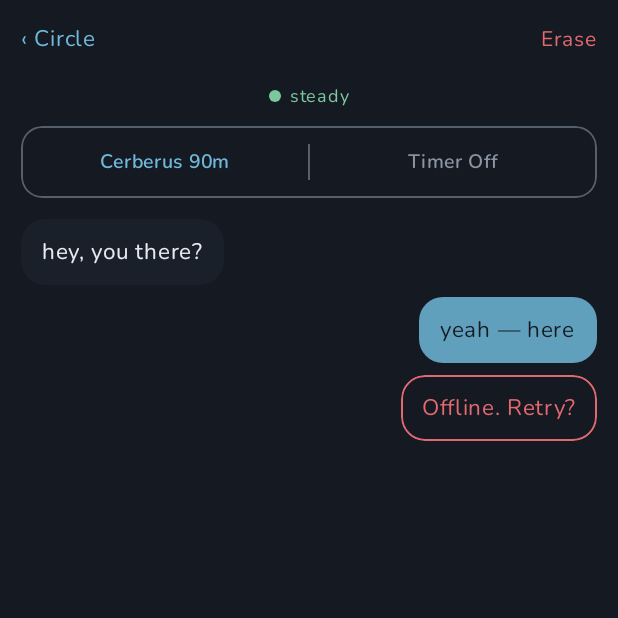
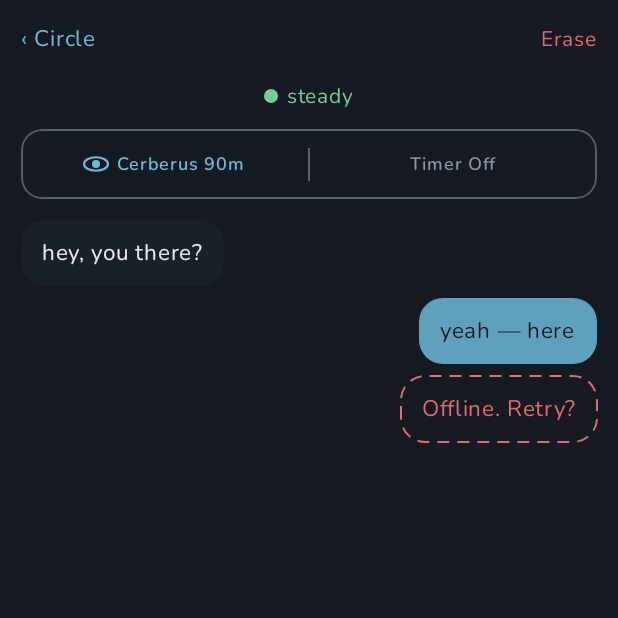
Before and after one commit to heyayus449-hash/cm-chatapk, an Android app built with Jetpack Compose: the composable ChatScreen called with empty values, on a phone screen of 412 x 824 dp, the top half of it. Run offline under Robolectric (Android 15) with nearby library versions, the phone set to English and light mode, and no system bars.

Commit message:
Refine ChatScreen: Cerberus eye icon, dashed offline bubble
Add a Canvas-drawn Cerberus eye next to the Cerberus label, switch
the offline-retry bubble to a dashed red border via drawBehind, and
adjust header/status/bar text sizes.

Co-Authored-By: Claude Opus 4.8 <noreply@anthropic.com>
Claude-Session: https://claude.ai/code/session_016moR4EKHypB68DbnU8XKqr

```diff
--- a/app/src/main/java/org/cmchat/app/ui/screens/ChatScreen.kt
+++ b/app/src/main/java/org/cmchat/app/ui/screens/ChatScreen.kt
@@ -1,5 +1,6 @@
 package org.cmchat.app.ui.screens
 
+import androidx.compose.foundation.Canvas
 import androidx.compose.foundation.background
 import androidx.compose.foundation.border
 import androidx.compose.foundation.clickable
@@ -13,10 +14,27 @@ import androidx.compose.runtime.Composable
 import androidx.compose.ui.Alignment
 import androidx.compose.ui.Modifier
 import androidx.compose.ui.draw.clip
+import androidx.compose.ui.draw.drawBehind
+import androidx.compose.ui.geometry.CornerRadius
+import androidx.compose.ui.geometry.Offset
+import androidx.compose.ui.geometry.Size
+import androidx.compose.ui.graphics.Color
+import androidx.compose.ui.graphics.PathEffect
+import androidx.compose.ui.graphics.drawscope.Stroke
 import androidx.compose.ui.text.font.FontWeight
 import androidx.compose.ui.unit.dp
 import androidx.compose.ui.unit.sp
 import org.cmchat.app.ui.theme.*
+
+@Composable
+private fun CerberusEye(color: Color) {
+    Canvas(Modifier.size(16.dp)) {
+        val w = size.width; val h = size.height
+        drawOval(color = color, topLeft = Offset(0f, h * 0.22f),
+            size = Size(w, h * 0.56f), style = Stroke(width = w * 0.09f))
+        drawCircle(color = color, radius = w * 0.17f, center = Offset(w / 2, h / 2))
+    }
+}
 
 @Composable
 fun ChatScreen(name: String, onBack: () -> Unit) {
@@ -24,31 +42,35 @@ fun ChatScreen(name: String, onBack: () -> Unit) {
         Box(Modifier.fillMaxWidth().padding(14.dp)) {
             Text("‹ Circle", color = CmBlue, fontFamily = Nunito, fontSize = 15.sp,
                 modifier = Modifier.align(Alignment.CenterStart).clickable { onBack() })
-            Text(name, color = CmText, fontFamily = Nunito, fontSize = 16.sp,
+            Text(name, color = CmText, fontFamily = Nunito, fontSize = 20.sp,
                 fontWeight = FontWeight.Bold, modifier = Modifier.align(Alignment.Center))
             Text("Erase", color = CmRed, fontFamily = Nunito, fontSize = 14.sp,
                 modifier = Modifier.align(Alignment.CenterEnd))
         }
 
-        Row(Modifier.fillMaxWidth().padding(bottom = 8.dp),
+        Row(Modifier.fillMaxWidth().padding(bottom = 10.dp),
             horizontalArrangement = Arrangement.Center,
             verticalAlignment = Alignment.CenterVertically) {
-            Box(Modifier.size(8.dp).clip(CircleShape).background(CmGreen))
+            Box(Modifier.size(9.dp).clip(CircleShape).background(CmGreen))
             Spacer(Modifier.width(6.dp))
-            Text("steady", color = CmGreen, fontFamily = Nunito, fontSize = 12.sp)
+            Text("steady", color = CmGreen, fontFamily = Nunito, fontSize = 14.sp)
         }
 
         Row(Modifier.fillMaxWidth().padding(horizontal = 14.dp)
             .clip(RoundedCornerShape(14.dp))
             .border(1.dp, CmTextFaint, RoundedCornerShape(14.dp)),
             verticalAlignment = Alignment.CenterVertically) {
-            Box(Modifier.weight(1f).padding(12.dp), contentAlignment = Alignment.Center) {
-                Text("Cerberus 90m", color = CmBlue, fontFamily = Nunito, fontSize = 13.sp,
+            Row(Modifier.weight(1f).padding(11.dp),
+                horizontalArrangement = Arrangement.Center,
+                verticalAlignment = Alignment.CenterVertically) {
+                CerberusEye(CmBlue)
+                Spacer(Modifier.width(6.dp))
+                Text("Cerberus 90m", color = CmBlue, fontFamily = Nunito, fontSize = 12.sp,
                     fontWeight = FontWeight.SemiBold)
             }
-            Box(Modifier.width(1.dp).height(24.dp).background(CmTextFaint))
-            Box(Modifier.weight(1f).padding(12.dp), contentAlignment = Alignment.Center) {
-                Text("Timer Off", color = CmTextDim, fontFamily = Nunito, fontSize = 13.sp,
+            Box(Modifier.width(1.dp).height(22.dp).background(CmTextFaint))
+            Box(Modifier.weight(1f).padding(11.dp), contentAlignment = Alignment.Center) {
+                Text("Timer Off", color = CmTextDim, fontFamily = Nunito, fontSize = 12.sp,
                     fontWeight = FontWeight.SemiBold)
             }
         }
@@ -91,8 +113,13 @@ private fun Bubble(text: String, mine: Boolean) {
 @Composable
 private fun OfflineBubble() {
     Row(Modifier.fillMaxWidth(), horizontalArrangement = Arrangement.End) {
-        Box(Modifier.widthIn(max = 260.dp).clip(RoundedCornerShape(16.dp))
-            .border(1.dp, CmRed, RoundedCornerShape(16.dp))
+        Box(Modifier.widthIn(max = 260.dp)
+            .drawBehind {
+                drawRoundRect(color = CmRed,
+                    style = Stroke(width = 2f,
+                        pathEffect = PathEffect.dashPathEffect(floatArrayOf(12f, 8f), 0f)),
+                    cornerRadius = CornerRadius(16.dp.toPx(), 16.dp.toPx()))
+            }
             .padding(horizontal = 14.dp, vertical = 10.dp)) {
             Text("Offline. Retry?", color = CmRed, fontFamily = Nunito, fontSize = 15.sp)
         }
```
